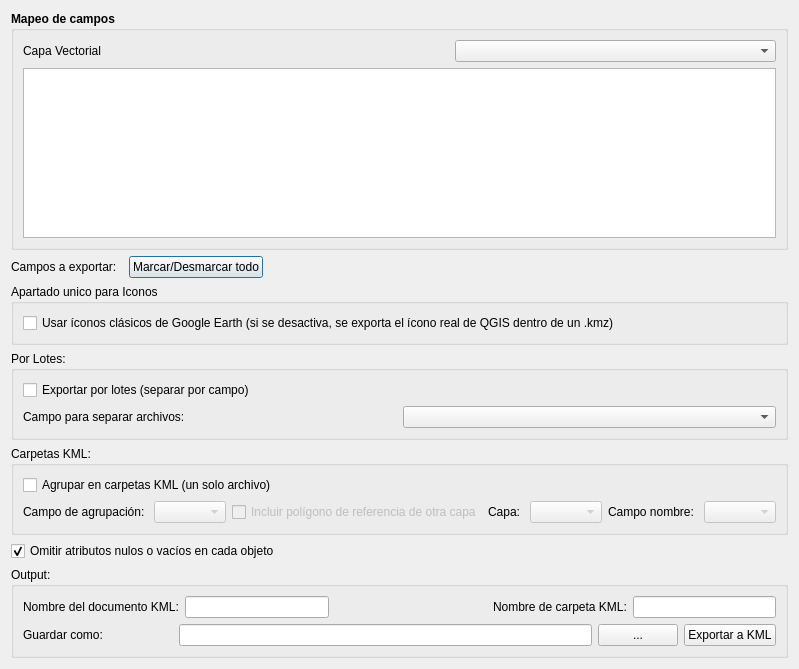
MoisesIbarraMejia/Kml-exporter, file kml_schema_exporter_dialog_base.ui: the form before one commit.
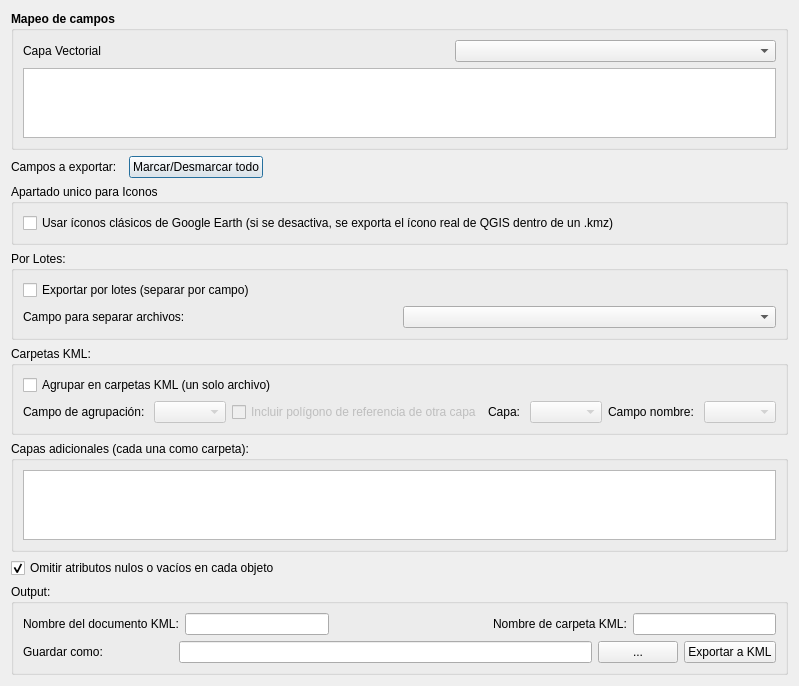
The form after the commit.

Commit message: Function: Cargar capa adicional de referencia

Diff of the .ui file:
```diff
--- a/kml_schema_exporter_dialog_base.ui
+++ b/kml_schema_exporter_dialog_base.ui
@@ -225,6 +225,25 @@
     </layout>
     </widget>
     </item>
+    <item>
+        <widget class="QGroupBox" name="groupBoxCapasExtra">
+        <property name="title">
+        <string>Capas adicionales (cada una como carpeta):</string>
+        </property>
+        <layout class="QVBoxLayout" name="verticalLayoutCapasExtra">
+        <item>
+            <widget class="QTableWidget" name="tableCapasExtra">
+            <property name="maximumSize">
+            <size>
+            <width>16777215</width>
+            <height>120</height>
+            </size>
+            </property>
+            </widget>
+        </item>
+        </layout>
+        </widget>
+    </item>
     <item>
         <widget class="QCheckBox" name="checkBoxOmitirVacios">
             <property name="text">
```
The commit also changes 2 other files.
